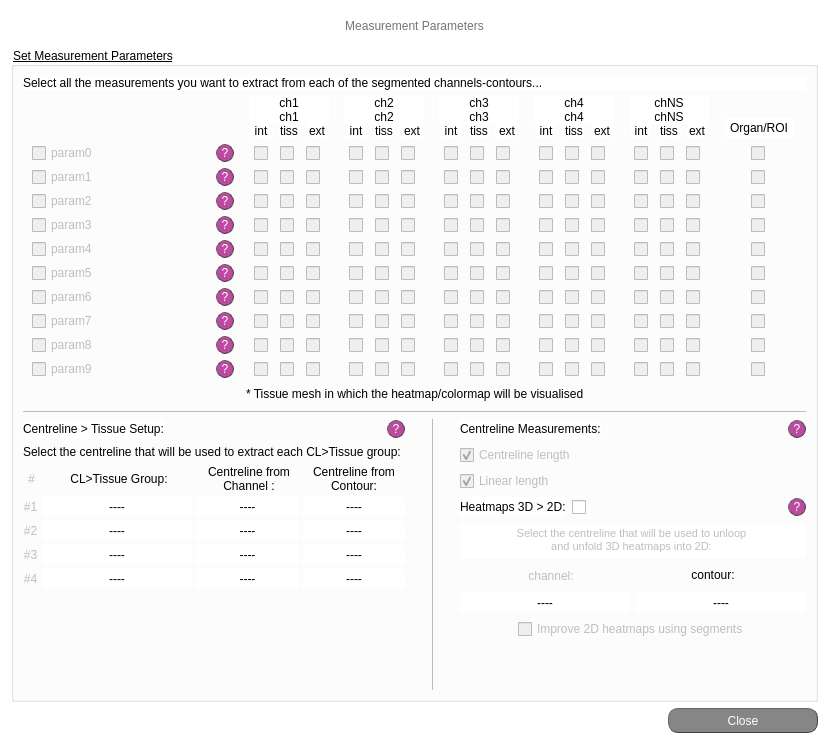
jsanchez679/morphoHeart, file src/gui/ui/meas_settings_screen.ui: the form before one commit.
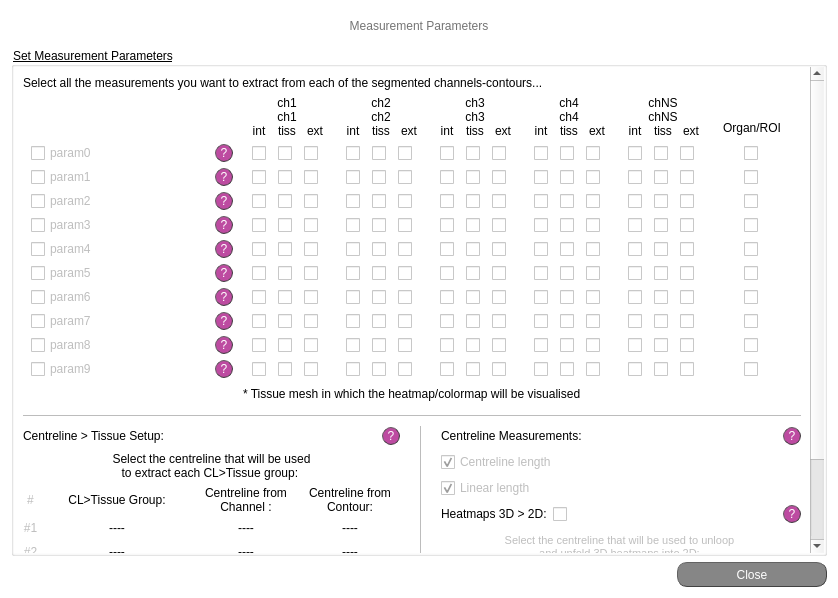
The form after the commit.

Commit message: Added mC settings in proj settings win, fixed mH&mC proj - no sect

The edit to the form file:
```diff
--- a/src/gui/ui/meas_settings_screen.ui
+++ b/src/gui/ui/meas_settings_screen.ui
@@ -6,8 +6,8 @@
    <rect>
     <x>0</x>
     <y>0</y>
-    <width>829</width>
-    <height>744</height>
+    <width>830</width>
+    <height>598</height>
    </rect>
   </property>
   <property name="windowTitle">
@@ -117,6 +117,83 @@
      <property name="title">
       <string>Set Measurement Parameters</string>
      </property>
+     <layout class="QVBoxLayout" name="verticalLayout_6">
+      <property name="leftMargin">
+       <number>0</number>
+      </property>
+      <property name="topMargin">
+       <number>0</number>
+      </property>
+      <property name="rightMargin">
+       <number>0</number>
+      </property>
+      <property name="bottomMargin">
+       <number>0</number>
+      </property>
+      <item>
+       <widget class="QScrollArea" name="scrollArea">
+        <property name="minimumSize">
+         <size>
+          <width>810</width>
+          <height>0</height>
+         </size>
+        </property>
+        <property name="maximumSize">
+         <size>
+          <width>810</width>
+          <height>16777215</height>
+         </size>
+        </property>
+        <property name="styleSheet">
+         <string notr="true">QWidget{background-color: rgb(255, 255, 255);}
+
+/* Horizontal*/
+QScrollBar:horizontal {
+	background-color: rgb(255, 255, 255);
+  	height: 12px;
+}
+
+QScrollBar::handle:horizontal {
+	background-color: rgb(162, 0, 122);
+	min-width: 30px;
+	border-radius: 6px;
+}
+
+QScrollBar::handle:horizontal:hover {
+	background-color:rgb(0, 0, 0);
+}
+
+/* Vertical*/
+QScrollBar:vertical {
+	background-color: rgb(255, 255, 255);
+  	width: 12px;
+}
+
+QScrollBar::handle:vertical {
+	background-color: rgb(162, 0, 122);
+	min-height: 30px;
+	border-radius: 6px;
+}
+
+QScrollBar::handle:vertical:hover {
+	background-color:rgb(0, 0, 0);
+}</string>
+        </property>
+        <property name="frameShape">
+         <enum>QFrame::NoFrame</enum>
+        </property>
+        <property name="widgetResizable">
+         <bool>true</bool>
+        </property>
+        <widget class="QWidget" name="scrollAreaWidgetContents">
+         <property name="geometry">
+          <rect>
+           <x>0</x>
+           <y>0</y>
+           <width>793</width>
+           <height>645</height>
+          </rect>
+         </property>
      <layout class="QVBoxLayout" name="verticalLayout_5">
       <item>
        <widget class="QLabel" name="lab_no_ch_10">
@@ -9357,6 +9434,12 @@
       </item>
       <item>
        <widget class="Line" name="line_7">
+            <property name="minimumSize">
+             <size>
+              <width>0</width>
+              <height>10</height>
+             </size>
+            </property>
         <property name="styleSheet">
          <string notr="true">color:rgb(188, 188, 188)</string>
         </property>
@@ -9457,7 +9540,11 @@
              <string notr="true">font: 25 10pt &quot;Calibri Light&quot;;</string>
             </property>
             <property name="text">
-             <string>Select the centreline that will be used to extract each CL&gt;Tissue group: </string>
+                 <string>Select the centreline that will be used 
+to extract each CL&gt;Tissue group: </string>
+                </property>
+                <property name="alignment">
+                 <set>Qt::AlignCenter</set>
             </property>
            </widget>
           </item>
@@ -10033,23 +10120,6 @@
               </item>
              </layout>
             </item>
-           </layout>
-          </item>
-          <item>
-           <spacer name="verticalSpacer_3">
-            <property name="orientation">
-             <enum>Qt::Vertical</enum>
-            </property>
-            <property name="sizeHint" stdset="0">
-             <size>
-              <width>20</width>
-              <height>40</height>
-             </size>
-            </property>
-           </spacer>
-          </item>
-         </layout>
-        </item>
         <item>
          <spacer name="verticalSpacer">
           <property name="orientation">
@@ -10063,6 +10133,42 @@
           </property>
          </spacer>
         </item>
+               </layout>
+              </item>
+             </layout>
+            </item>
+            <item>
+             <widget class="QLabel" name="label_sect_ch4_2">
+              <property name="sizePolicy">
+               <sizepolicy hsizetype="Fixed" vsizetype="Fixed">
+                <horstretch>0</horstretch>
+                <verstretch>0</verstretch>
+               </sizepolicy>
+              </property>
+              <property name="minimumSize">
+               <size>
+                <width>0</width>
+                <height>0</height>
+               </size>
+              </property>
+              <property name="maximumSize">
+               <size>
+                <width>10</width>
+                <height>16777215</height>
+               </size>
+              </property>
+              <property name="styleSheet">
+               <string notr="true">font: 25 9pt &quot;Calibri Light&quot;;
+background-color: rgb(255, 255, 255);</string>
+              </property>
+              <property name="text">
+               <string/>
+              </property>
+              <property name="alignment">
+               <set>Qt::AlignCenter</set>
+              </property>
+             </widget>
+            </item>
         <item>
          <widget class="Line" name="line_6">
           <property name="styleSheet">
@@ -10080,17 +10186,36 @@
          </widget>
         </item>
         <item>
-         <spacer name="verticalSpacer_2">
-          <property name="orientation">
-           <enum>Qt::Vertical</enum>
-          </property>
-          <property name="sizeHint" stdset="0">
+             <widget class="QLabel" name="label_sect_ch4">
+              <property name="sizePolicy">
+               <sizepolicy hsizetype="Fixed" vsizetype="Fixed">
+                <horstretch>0</horstretch>
+                <verstretch>0</verstretch>
+               </sizepolicy>
+              </property>
+              <property name="minimumSize">
            <size>
-            <width>20</width>
-            <height>40</height>
-           </size>
-          </property>
-         </spacer>
+                <width>0</width>
+                <height>0</height>
+               </size>
+              </property>
+              <property name="maximumSize">
+               <size>
+                <width>10</width>
+                <height>16777215</height>
+               </size>
+              </property>
+              <property name="styleSheet">
+               <string notr="true">font: 25 9pt &quot;Calibri Light&quot;;
+background-color: rgb(255, 255, 255);</string>
+              </property>
+              <property name="text">
+               <string/>
+              </property>
+              <property name="alignment">
+               <set>Qt::AlignCenter</set>
+              </property>
+             </widget>
         </item>
         <item>
          <layout class="QVBoxLayout" name="verticalLayout_3">
@@ -10540,6 +10665,10 @@
          </layout>
         </item>
        </layout>
+          </item>
+         </layout>
+        </widget>
+       </widget>
       </item>
      </layout>
     </widget>
```
Lines whose indentation alone changed are shown as unchanged. The commit also changes 10 other files.
